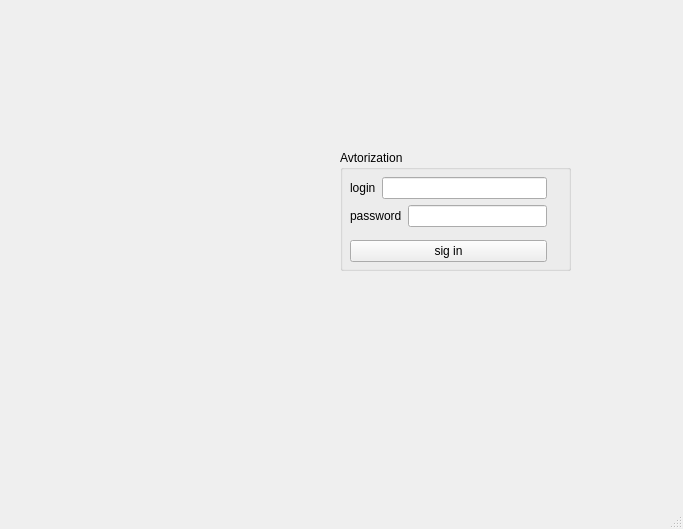
ara-bakiev997/C7_SmartCalc, file src/frontend/smartCalc/mainwindow.ui: the form before one commit.
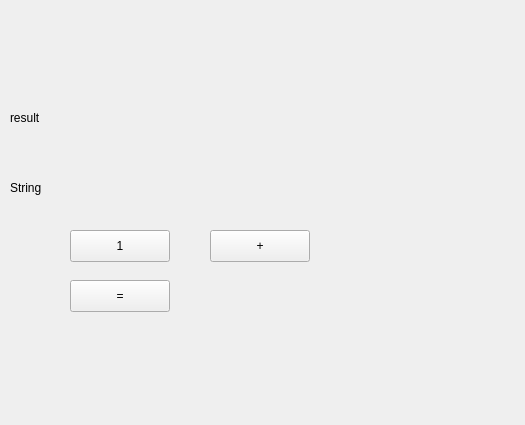
The form after the commit. Icons and pictures are not drawn.

What changed in the file:
```diff
--- a/src/frontend/smartCalc/mainwindow.ui
+++ b/src/frontend/smartCalc/mainwindow.ui
@@ -6,106 +6,106 @@
    <rect>
     <x>0</x>
     <y>0</y>
-    <width>683</width>
-    <height>529</height>
+    <width>525</width>
+    <height>425</height>
    </rect>
   </property>
   <property name="windowTitle">
    <string>MainWindow</string>
   </property>
   <widget class="QWidget" name="centralwidget">
-   <widget class="QGroupBox" name="groupBox">
+   <widget class="QLabel" name="string">
     <property name="geometry">
      <rect>
-      <x>340</x>
-      <y>150</y>
-      <width>231</width>
-      <height>121</height>
+      <x>80</x>
+      <y>170</y>
+      <width>321</width>
+      <height>41</height>
      </rect>
     </property>
-    <property name="title">
-     <string>Avtorization</string>
+    <property name="text">
+     <string/>
     </property>
-    <widget class="QWidget" name="layoutWidget">
-     <property name="geometry">
-      <rect>
-       <x>10</x>
-       <y>20</y>
-       <width>197</width>
-       <height>101</height>
-      </rect>
-     </property>
-     <layout class="QVBoxLayout" name="verticalLayout_2">
-      <item>
-       <layout class="QVBoxLayout" name="verticalLayout">
-        <item>
-         <layout class="QHBoxLayout" name="horizontalLayout">
-          <item>
-           <widget class="QLabel" name="label">
-            <property name="text">
-             <string>login</string>
-            </property>
-           </widget>
-          </item>
-          <item>
-           <widget class="QLineEdit" name="login"/>
-          </item>
-         </layout>
-        </item>
-        <item>
-         <layout class="QHBoxLayout" name="horizontalLayout_2">
-          <item>
-           <widget class="QLabel" name="label_2">
-            <property name="text">
-             <string>password</string>
-            </property>
-           </widget>
-          </item>
-          <item>
-           <widget class="QLineEdit" name="password"/>
-          </item>
-         </layout>
-        </item>
-       </layout>
-      </item>
-      <item>
-       <widget class="QPushButton" name="pushButton">
-        <property name="text">
-         <string>sig in</string>
-        </property>
-       </widget>
-      </item>
-     </layout>
-    </widget>
    </widget>
-   <widget class="QLabel" name="image">
+   <widget class="QPushButton" name="pushButton_1">
     <property name="geometry">
      <rect>
-      <x>30</x>
-      <y>150</y>
-      <width>181</width>
-      <height>161</height>
+      <x>70</x>
+      <y>230</y>
+      <width>100</width>
+      <height>32</height>
      </rect>
     </property>
     <property name="text">
-     <string/>
+     <string>1</string>
     </property>
-    <property name="pixmap">
-     <pixmap>../../../../../../../../Documents/2022-07-17 15.40.41.jpg</pixmap>
+   </widget>
+   <widget class="QPushButton" name="pushButton_sum">
+    <property name="geometry">
+     <rect>
+      <x>210</x>
+      <y>230</y>
+      <width>100</width>
+      <height>32</height>
+     </rect>
     </property>
+    <property name="text">
+     <string>+</string>
+    </property>
    </widget>
+   <widget class="QPushButton" name="pushButton_equal">
+    <property name="geometry">
+     <rect>
+      <x>70</x>
+      <y>280</y>
+      <width>100</width>
+      <height>32</height>
+     </rect>
+    </property>
+    <property name="text">
+     <string>=</string>
+    </property>
+   </widget>
+   <widget class="QLabel" name="label">
+    <property name="geometry">
+     <rect>
+      <x>10</x>
+      <y>180</y>
+      <width>58</width>
+      <height>16</height>
+     </rect>
+    </property>
+    <property name="text">
+     <string>String</string>
+    </property>
+   </widget>
+   <widget class="QLabel" name="label_2">
+    <property name="geometry">
+     <rect>
+      <x>10</x>
+      <y>110</y>
+      <width>58</width>
+      <height>16</height>
+     </rect>
+    </property>
+    <property name="text">
+     <string>result</string>
+    </property>
+   </widget>
+   <widget class="QLabel" name="result">
+    <property name="geometry">
+     <rect>
+      <x>70</x>
+      <y>100</y>
+      <width>321</width>
+      <height>41</height>
+     </rect>
+    </property>
+    <property name="text">
+     <string/>
+    </property>
+   </widget>
   </widget>
-  <widget class="QMenuBar" name="menubar">
-   <property name="geometry">
-    <rect>
-     <x>0</x>
-     <y>0</y>
-     <width>683</width>
-     <height>24</height>
-    </rect>
-   </property>
-  </widget>
-  <widget class="QStatusBar" name="statusbar"/>
  </widget>
  <resources/>
  <connections/>
```
